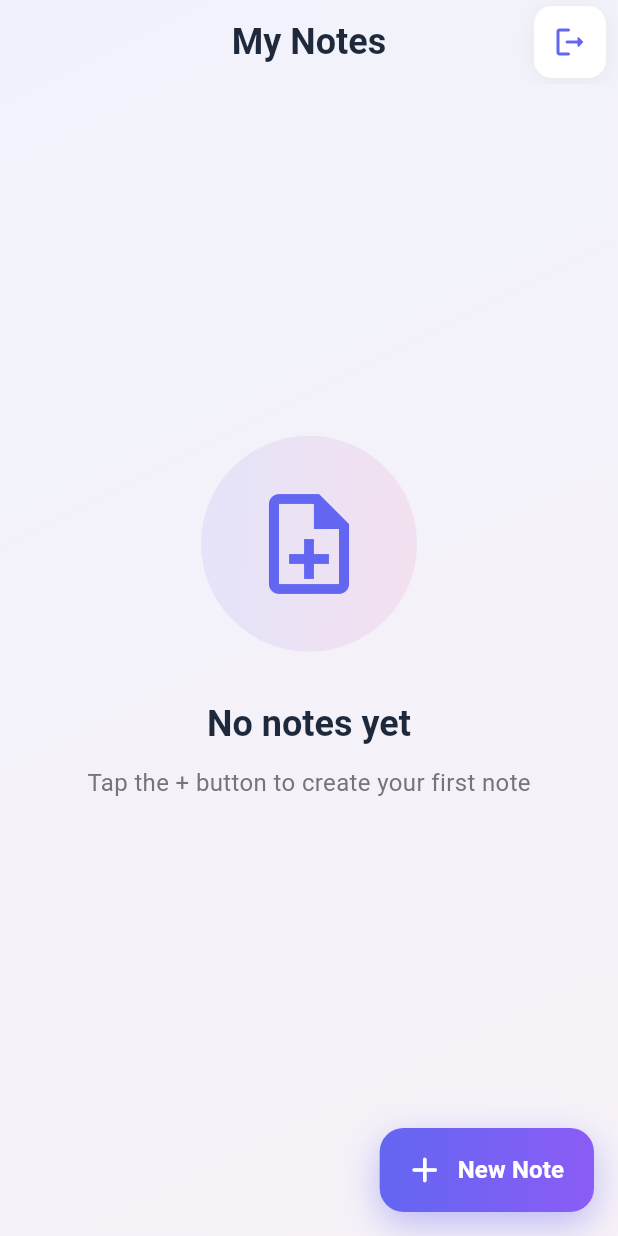
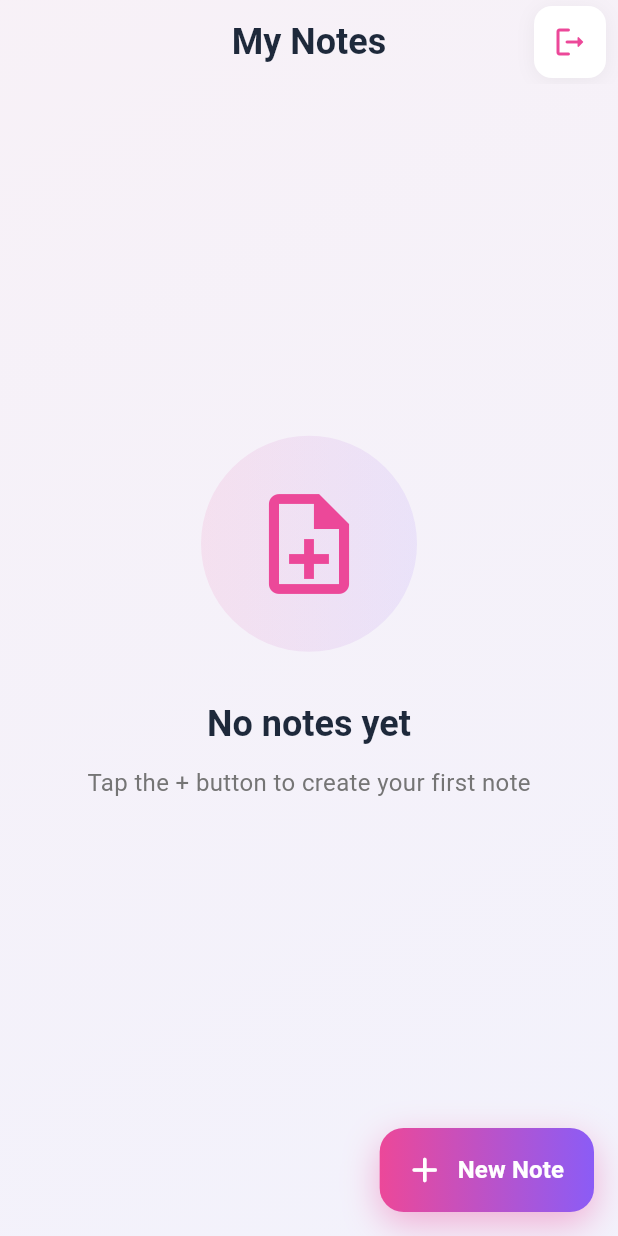
Before and after one commit to rschance1/zapp-preview-809b8659, a Flutter app: the screen it shows once a user with an empty profile is signed in, on a phone screen of 412 x 824 dp. Run offline on Flutter 3.47's test engine with Material 3 defaults, Android fonts, the light colour scheme and no system bars; our stand-ins replace supabase_flutter; accounts and stored records are empty.

Commit message:
Update lib/screens/notes/notes_list_screen.dart for preview

```diff
--- a/lib/screens/notes/notes_list_screen.dart
+++ b/lib/screens/notes/notes_list_screen.dart
@@ -123,12 +123,12 @@ class _NotesListScreenState extends State<NotesListScreen> with SingleTickerProv
 
   Color _getNoteColor(int index) {
     final colors = [
-      const Color(0xFF6366F1), // Indigo
       const Color(0xFFEC4899), // Pink
+      const Color(0xFFF472B6), // Light Pink
       const Color(0xFF8B5CF6), // Purple
-      const Color(0xFF06B6D4), // Cyan
-      const Color(0xFF10B981), // Emerald
-      const Color(0xFFF59E0B), // Amber
+      const Color(0xFFDB2777), // Deep Pink
+      const Color(0xFFC026D3), // Fuchsia
+      const Color(0xFFE879F9), // Light Fuchsia
     ];
     return colors[index % colors.length];
   }
@@ -157,7 +157,7 @@ class _NotesListScreenState extends State<NotesListScreen> with SingleTickerProv
               icon: const Icon(Icons.logout_rounded),
               onPressed: _signOut,
               tooltip: 'Sign Out',
-              color: const Color(0xFF6366F1),
+              color: const Color(0xFFEC4899),
             ),
           ),
         ],
@@ -168,8 +168,8 @@ class _NotesListScreenState extends State<NotesListScreen> with SingleTickerProv
             begin: Alignment.topLeft,
             end: Alignment.bottomRight,
             colors: [
-              const Color(0xFF6366F1).withOpacity(0.05),
               const Color(0xFFEC4899).withOpacity(0.05),
+              const Color(0xFF8B5CF6).withOpacity(0.05),
             ],
           ),
         ),
@@ -229,8 +229,8 @@ class _NotesListScreenState extends State<NotesListScreen> with SingleTickerProv
                       decoration: BoxDecoration(
                         gradient: LinearGradient(
                           colors: [
-                            const Color(0xFF6366F1).withOpacity(0.1),
                             const Color(0xFFEC4899).withOpacity(0.1),
+                            const Color(0xFF8B5CF6).withOpacity(0.1),
                           ],
                         ),
                         shape: BoxShape.circle,
@@ -238,7 +238,7 @@ class _NotesListScreenState extends State<NotesListScreen> with SingleTickerProv
                       child: const Icon(
                         Icons.note_add_outlined,
                         size: 80,
-                        color: Color(0xFF6366F1),
+                        color: Color(0xFFEC4899),
                       ),
                     ),
                     const SizedBox(height: 32),
@@ -450,13 +450,13 @@ class _NotesListScreenState extends State<NotesListScreen> with SingleTickerProv
             borderRadius: BorderRadius.circular(16),
             gradient: const LinearGradient(
               colors: [
-                Color(0xFF6366F1),
+                Color(0xFFEC4899),
                 Color(0xFF8B5CF6),
               ],
             ),
             boxShadow: [
               BoxShadow(
-                color: const Color(0xFF6366F1).withOpacity(0.4),
+                color: const Color(0xFFEC4899).withOpacity(0.4),
                 blurRadius: 20,
                 offset: const Offset(0, 8),
               ),
```
